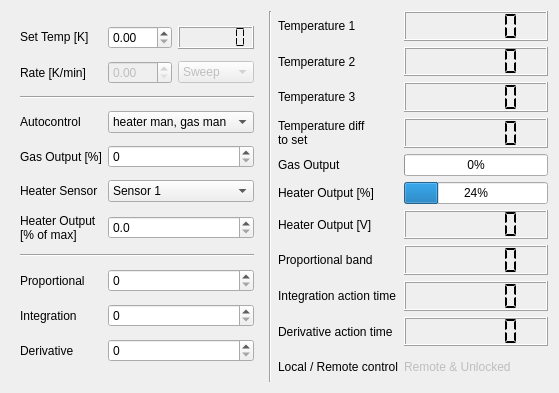
The window that Oxford/ITC_control.ui (Cryostat-GUI/Cryostat-GUI) describes before a commit, drawn with Qt 5.
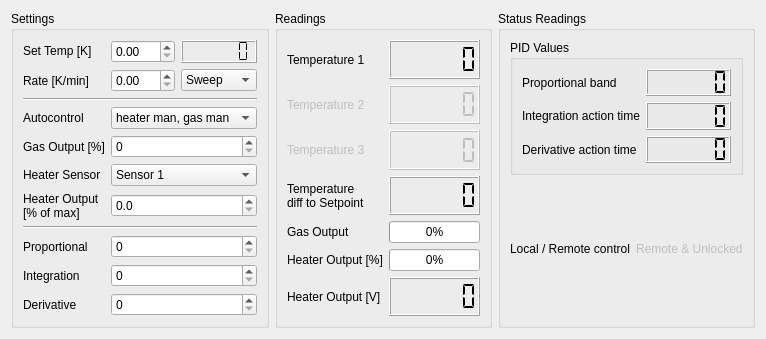
The same window after the commit.

```diff
--- a/Oxford/ITC_control.ui
+++ b/Oxford/ITC_control.ui
@@ -6,8 +6,8 @@
    <rect>
     <x>0</x>
     <y>0</y>
-    <width>559</width>
-    <height>393</height>
+    <width>709</width>
+    <height>303</height>
    </rect>
   </property>
   <property name="sizePolicy">
@@ -21,13 +21,13 @@
   </property>
   <layout class="QHBoxLayout" name="horizontalLayout">
    <item>
-    <widget class="QWidget" name="widgetSetpoints" native="true">
+    <widget class="QGroupBox" name="groupSettings">
+     <property name="title">
+      <string>Settings</string>
+     </property>
      <layout class="QGridLayout" name="gridLayout">
       <item row="1" column="2">
        <widget class="QComboBox" name="comboBox">
-        <property name="enabled">
-         <bool>false</bool>
-        </property>
         <item>
          <property name="text">
           <string>Sweep</string>
@@ -48,11 +48,7 @@
        </widget>
       </item>
       <item row="1" column="1">
-       <widget class="QDoubleSpinBox" name="doubleSpinBox">
-        <property name="enabled">
-         <bool>false</bool>
-        </property>
-       </widget>
+       <widget class="QDoubleSpinBox" name="doubleSpinBox"/>
       </item>
       <item row="2" column="0" colspan="3">
        <widget class="Line" name="line_2">
@@ -230,13 +226,10 @@
     </widget>
    </item>
    <item>
-    <widget class="Line" name="line_4">
-     <property name="orientation">
-      <enum>Qt::Vertical</enum>
+    <widget class="QGroupBox" name="groupReadings">
+     <property name="title">
+      <string>Readings</string>
      </property>
-    </widget>
-   </item>
-   <item>
     <layout class="QGridLayout" name="gridReadings">
      <property name="horizontalSpacing">
       <number>6</number>
@@ -251,64 +244,16 @@
        </property>
       </widget>
      </item>
-     <item row="10" column="0">
-      <widget class="QLabel" name="label_16">
-       <property name="text">
-        <string>Derivative action time</string>
-       </property>
-      </widget>
-     </item>
-     <item row="8" column="1">
-      <widget class="QLCDNumber" name="lcdProportionalID">
-       <property name="digitCount">
-        <number>6</number>
-       </property>
-       <property name="segmentStyle">
-        <enum>QLCDNumber::Flat</enum>
-       </property>
-      </widget>
-     </item>
-     <item row="9" column="1">
-      <widget class="QLCDNumber" name="lcdPIntegrationD">
-       <property name="digitCount">
-        <number>6</number>
-       </property>
-       <property name="segmentStyle">
-        <enum>QLCDNumber::Flat</enum>
-       </property>
-      </widget>
-     </item>
-     <item row="9" column="0">
-      <widget class="QLabel" name="label_15">
-       <property name="text">
-        <string>Integration action time</string>
-       </property>
-      </widget>
-     </item>
      <item row="2" column="0">
       <widget class="QLabel" name="label_9">
+        <property name="enabled">
+         <bool>false</bool>
+        </property>
        <property name="text">
         <string>Temperature 2</string>
        </property>
       </widget>
      </item>
-     <item row="10" column="1">
-      <widget class="QLCDNumber" name="lcdPIDerivative">
-       <property name="digitCount">
-        <number>6</number>
-       </property>
-       <property name="segmentStyle">
-        <enum>QLCDNumber::Flat</enum>
-       </property>
-      </widget>
-     </item>
-     <item row="8" column="0">
-      <widget class="QLabel" name="label_14">
-       <property name="text">
-        <string>Proportional band</string>
-       </property>
-      </widget>
-     </item>
      <item row="4" column="1">
       <widget class="QLCDNumber" name="lcdTemp_err">
        <property name="digitCount">
@@ -328,6 +273,9 @@
      </item>
      <item row="2" column="1">
       <widget class="QLCDNumber" name="lcdTemp_sens2">
+        <property name="enabled">
+         <bool>false</bool>
+        </property>
        <property name="smallDecimalPoint">
         <bool>false</bool>
        </property>
@@ -345,8 +293,8 @@
      <item row="4" column="0">
       <widget class="QLabel" name="label_11">
        <property name="text">
-        <string>Temperature diff 
-to set</string>
+         <string>Temperature
+diff to Setpoint</string>
        </property>
       </widget>
      </item>
@@ -360,7 +308,7 @@
      <item row="6" column="1">
       <widget class="QProgressBar" name="progressHeaterPercent">
        <property name="value">
-        <number>24</number>
+         <number>0</number>
        </property>
       </widget>
      </item>
@@ -373,6 +321,9 @@
      </item>
      <item row="3" column="1">
       <widget class="QLCDNumber" name="lcdTemp_sens3">
+        <property name="enabled">
+         <bool>false</bool>
+        </property>
        <property name="digitCount">
         <number>6</number>
        </property>
@@ -419,19 +370,24 @@
      </item>
      <item row="3" column="0">
       <widget class="QLabel" name="label_10">
+        <property name="enabled">
+         <bool>false</bool>
+        </property>
        <property name="text">
         <string>Temperature 3</string>
        </property>
       </widget>
      </item>
-     <item row="11" column="0">
-      <widget class="QLabel" name="label_19">
-       <property name="text">
-        <string>Local / Remote control</string>
-       </property>
-      </widget>
-     </item>
-     <item row="11" column="1">
+     </layout>
+    </widget>
+   </item>
+   <item>
+    <widget class="QGroupBox" name="groupReadingsStatus">
+     <property name="title">
+      <string>Status Readings</string>
+     </property>
+     <layout class="QGridLayout" name="gridLayout_3">
+      <item row="1" column="1">
       <widget class="QLabel" name="label_status_locrem">
        <property name="enabled">
         <bool>false</bool>
@@ -441,7 +397,75 @@
        </property>
       </widget>
      </item>
-    </layout>
+      <item row="1" column="0">
+       <widget class="QLabel" name="label_19">
+        <property name="text">
+         <string>Local / Remote control</string>
+        </property>
+       </widget>
+      </item>
+      <item row="0" column="0" colspan="2">
+       <widget class="QGroupBox" name="groupPID">
+        <property name="title">
+         <string>PID Values</string>
+        </property>
+        <layout class="QGridLayout" name="gridLayout_2">
+         <item row="1" column="0">
+          <widget class="QLabel" name="label_15">
+           <property name="text">
+            <string>Integration action time</string>
+           </property>
+          </widget>
+         </item>
+         <item row="0" column="1">
+          <widget class="QLCDNumber" name="lcdProportionalID">
+           <property name="digitCount">
+            <number>6</number>
+           </property>
+           <property name="segmentStyle">
+            <enum>QLCDNumber::Flat</enum>
+           </property>
+          </widget>
+         </item>
+         <item row="1" column="1">
+          <widget class="QLCDNumber" name="lcdPIntegrationD">
+           <property name="digitCount">
+            <number>6</number>
+           </property>
+           <property name="segmentStyle">
+            <enum>QLCDNumber::Flat</enum>
+           </property>
+          </widget>
+         </item>
+         <item row="2" column="1">
+          <widget class="QLCDNumber" name="lcdPIDerivative">
+           <property name="digitCount">
+            <number>6</number>
+           </property>
+           <property name="segmentStyle">
+            <enum>QLCDNumber::Flat</enum>
+           </property>
+          </widget>
+         </item>
+         <item row="2" column="0">
+          <widget class="QLabel" name="label_16">
+           <property name="text">
+            <string>Derivative action time</string>
+           </property>
+          </widget>
+         </item>
+         <item row="0" column="0">
+          <widget class="QLabel" name="label_14">
+           <property name="text">
+            <string>Proportional band</string>
+           </property>
+          </widget>
+         </item>
+        </layout>
+       </widget>
+      </item>
+     </layout>
+    </widget>
    </item>
   </layout>
  </widget>
```
Lines whose indentation alone changed are shown as unchanged.
